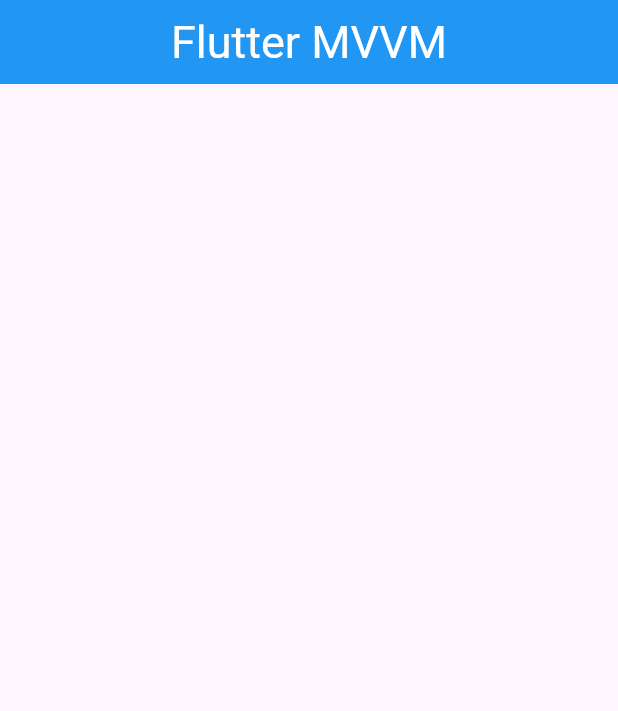
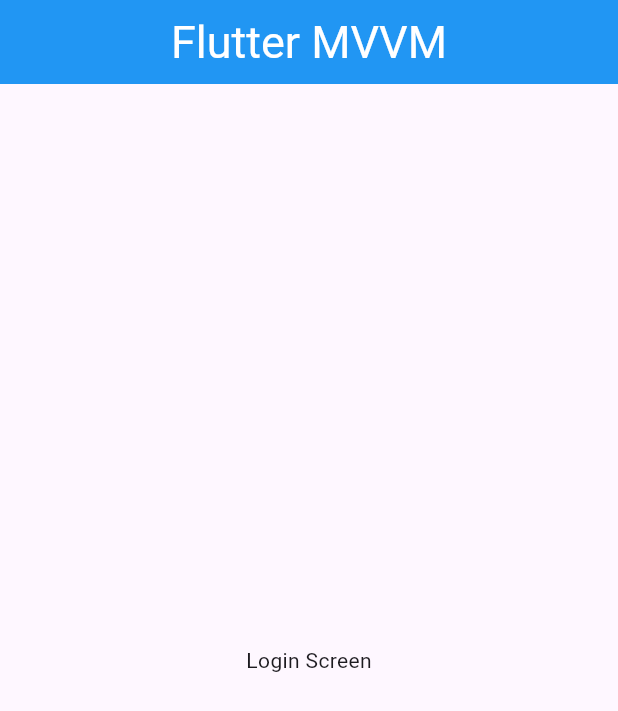
Before and after one commit to sup0808/FlutterMVVM, a Flutter app: the screen it shows after launch, on a phone screen of 412 x 824 dp. Shown: the top 711 px of the screen. Run offline on Flutter 3.47's test engine with Material 3 defaults, Android fonts, the phone set to English and light mode, and no system bars.

Commit message:
Implement Named Routes -- Navigate to multiple screen using Named Routes

```diff
--- a/lib/main.dart
+++ b/lib/main.dart
@@ -1,4 +1,7 @@
 import 'package:flutter/material.dart';
+import 'package:flutter_mvvm/utils/routes/routes.dart';
+import 'package:flutter_mvvm/utils/routes/routes_name.dart';
+import 'package:flutter_mvvm/view/login_screen.dart';
 
 void main() {
   runApp(const MyApp());
@@ -13,24 +16,11 @@ class MyApp extends StatelessWidget {
     return MaterialApp(
       title: 'Flutter Demo',
       theme: ThemeData(
-
         colorScheme: ColorScheme.fromSeed(seedColor: Colors.deepPurple),
         useMaterial3: true,
       ),
-      home: HomePage(),
+      initialRoute: RoutesName.login,
+      onGenerateRoute: Routes.genrateRoute,
     );
   }
 }
-
-class HomePage extends StatelessWidget {
-  @override
-  Widget build(BuildContext context) {
-   return Scaffold(appBar: AppBar(
-     title: Text("Flutter MVVM"),
-     centerTitle: true,
-     backgroundColor: Colors.blue,
-     titleTextStyle: TextStyle(fontSize: 30),
-
-   ),);
-  }
-}
--- /dev/null
+++ b/lib/utils/routes/routes.dart
@@ -0,0 +1,27 @@
+import 'package:flutter/cupertino.dart';
+import 'package:flutter/material.dart';
+import 'package:flutter_mvvm/utils/routes/routes_name.dart';
+import 'package:flutter_mvvm/view/home_screen.dart';
+import 'package:flutter_mvvm/view/login_screen.dart';
+
+class Routes {
+  static Route<dynamic> genrateRoute(RouteSettings settings) {
+    switch (settings.name) {
+      case RoutesName.home:
+        return MaterialPageRoute(builder: (context) => HomeScreen());
+
+      case RoutesName.login:
+        return MaterialPageRoute(builder: (context) => LoginScreen());
+
+      default:
+        return MaterialPageRoute(builder: (_) {
+          return const Scaffold(
+            body: Center(
+              child: Text("No route defined"),
+            ),
+          );
+        }
+        );
+    }
+  }
+}
--- /dev/null
+++ b/lib/utils/routes/routes_name.dart
@@ -0,0 +1,7 @@
+class RoutesName {
+  //login screen routes name
+  static const String login = "login_screen";
+
+  //home screen routes name
+  static const String home = "home_screen";
+}
--- /dev/null
+++ b/lib/view/login_screen.dart
@@ -0,0 +1,29 @@
+import 'package:flutter/material.dart';
+import 'package:flutter_mvvm/utils/routes/routes.dart';
+import 'package:flutter_mvvm/utils/routes/routes_name.dart';
+
+class LoginScreen extends StatefulWidget {
+  const LoginScreen({super.key});
+
+  @override
+  State<LoginScreen> createState() => _LoginScreenState();
+}
+
+class _LoginScreenState extends State<LoginScreen> {
+  @override
+  Widget build(BuildContext context) {
+    return Scaffold(
+      appBar: AppBar(
+        title: Text("Flutter MVVM"),
+        centerTitle: true,
+        backgroundColor: Colors.blue,
+        titleTextStyle: TextStyle(fontSize: 30),
+      ),
+      body: Center(child: InkWell(
+          onTap: (){
+            Navigator.pushNamed(context, RoutesName.home);
+          },
+          child: Text("Login Screen"))),
+    );
+  }
+}
```
Also changed, not shown: lib/view/home_screen.dart (added, +23 -0 lines).
